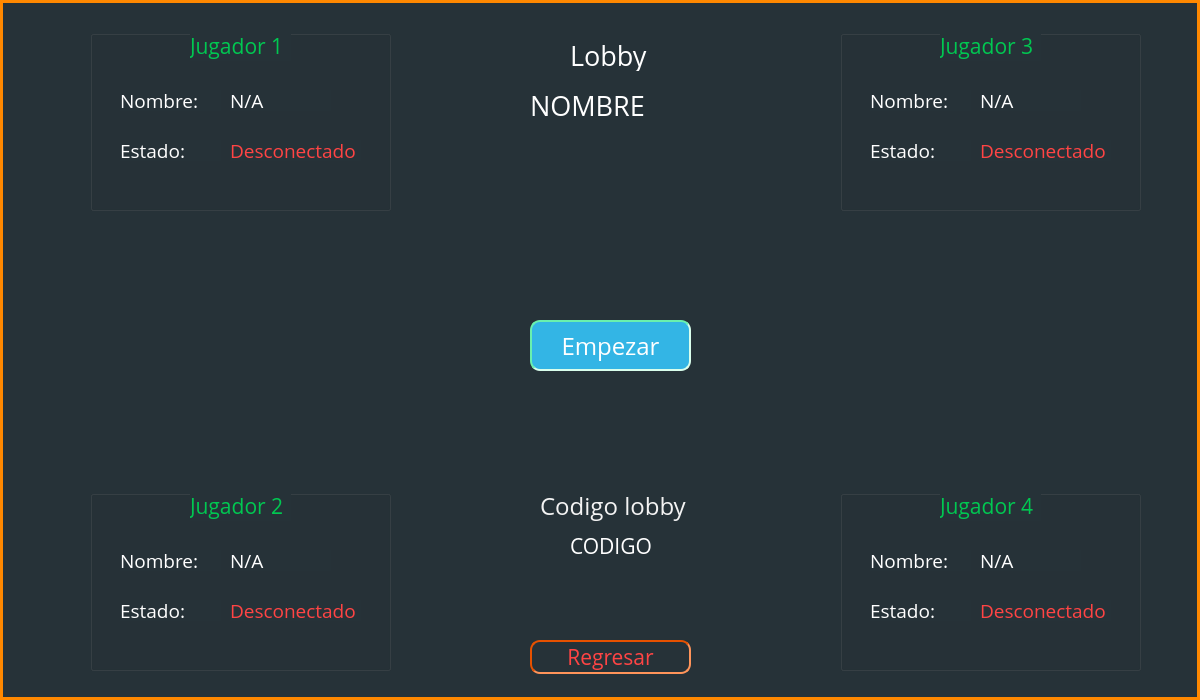
This is ScrabbleClient/mainwindow.ui in CE2103-Algorithms-Data-Structures-2/Scrabble-client as Qt 5 draws it before an edit. The edited form follows.
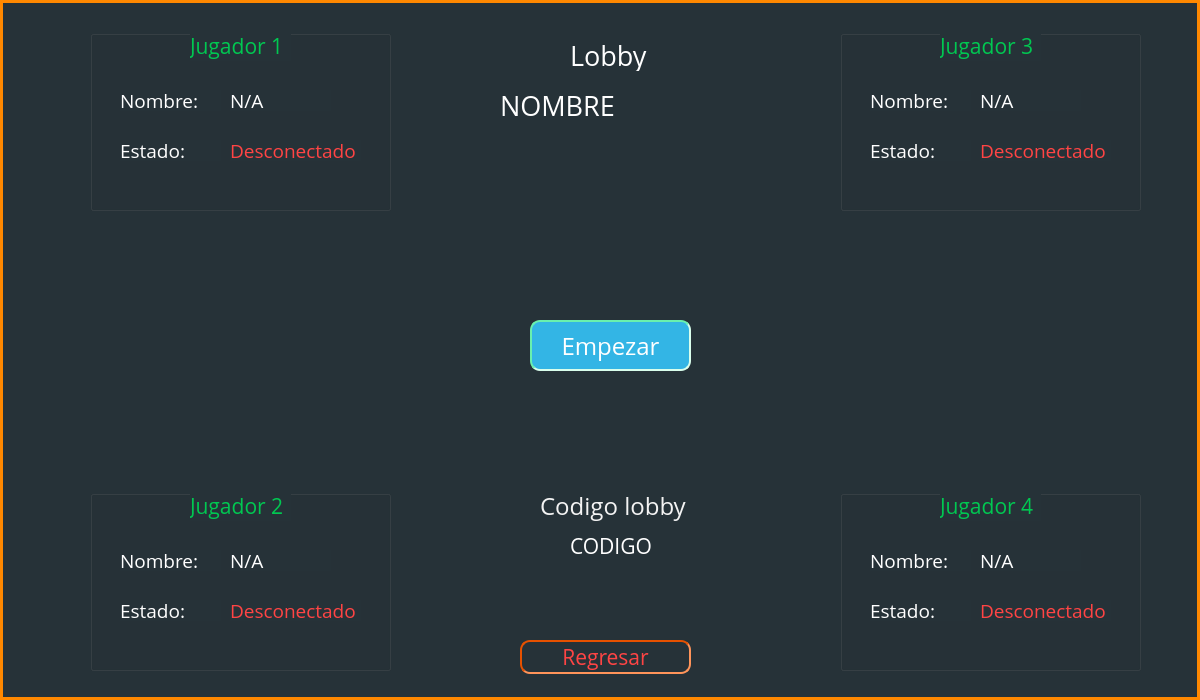
This is the edited form. The open tabs and pages were chosen to show the change.

Diff of the .ui file:
```diff
--- a/ScrabbleClient/mainwindow.ui
+++ b/ScrabbleClient/mainwindow.ui
@@ -1413,9 +1413,9 @@
      <widget class="QPushButton" name="pushButton_12">
       <property name="geometry">
        <rect>
-        <x>530</x>
+        <x>520</x>
         <y>640</y>
-        <width>161</width>
+        <width>171</width>
         <height>34</height>
        </rect>
       </property>
@@ -1532,9 +1532,9 @@
      <widget class="QLabel" name="label_45">
       <property name="geometry">
        <rect>
-        <x>530</x>
+        <x>500</x>
         <y>80</y>
-        <width>151</width>
+        <width>221</width>
         <height>51</height>
        </rect>
       </property>
```
